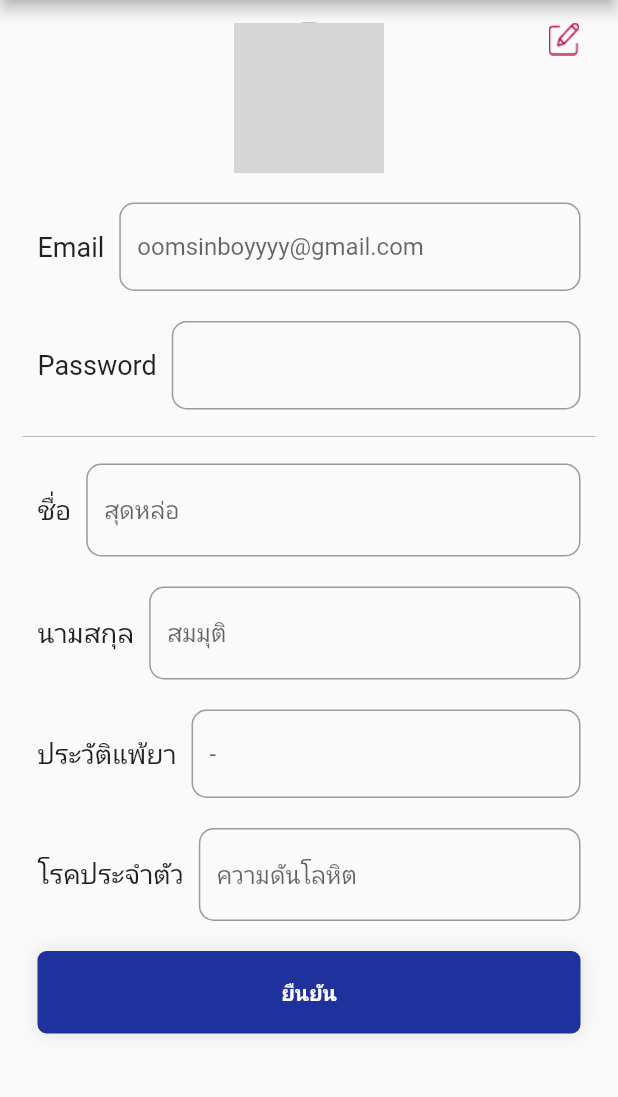
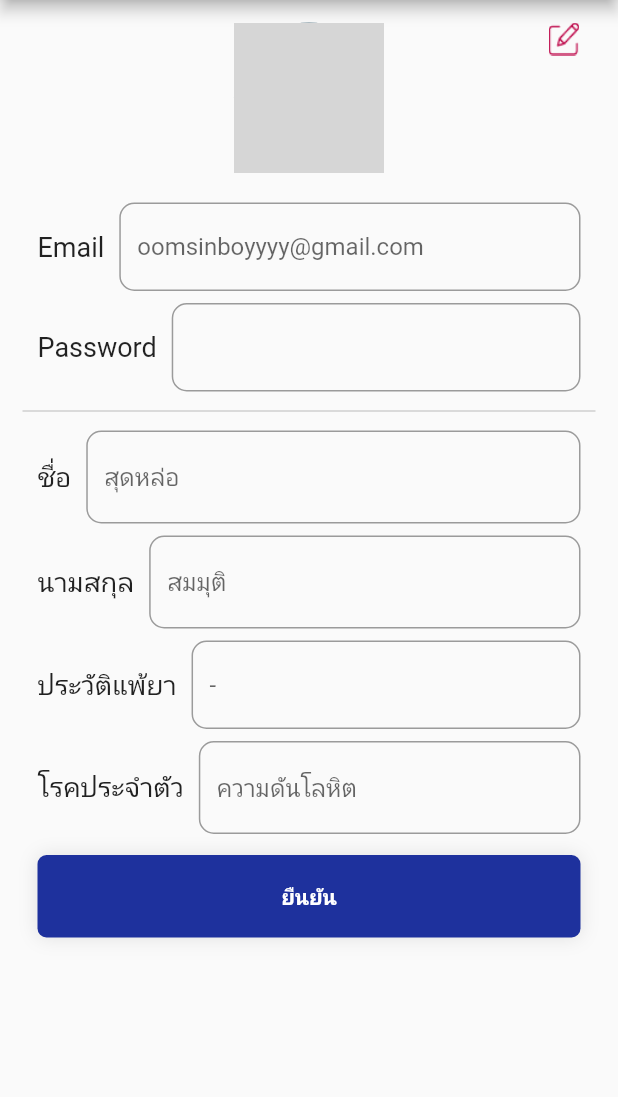
Before and after one commit to stamptitaree/ProjectFinal, a Flutter app: the PersonalMenu screen opened directly, on a phone screen of 412 x 824 dp, the part 84-1181 px from its top. Run offline on Flutter 3.47's test engine with Material 2 defaults, Android fonts, the phone set to English and light mode, and no system bars; our stand-ins replace get, hexcolor; network calls fail; grey boxes are pictures that could not be loaded.

Commit message:
fix input

```diff
--- a/lib/pages/personal/personal_menu.dart
+++ b/lib/pages/personal/personal_menu.dart
@@ -53,7 +53,7 @@ class _PersonalMenuState extends State<PersonalMenu> {
               ),
               SizedBox(height: 10),
               Padding(
-                padding: EdgeInsets.all(10),
+                padding: EdgeInsets.only(left: 10,right: 10,top: 10,bottom: 8),
                 child: Row(
                   children: [
                     Text(
@@ -81,7 +81,7 @@ class _PersonalMenuState extends State<PersonalMenu> {
                 ),
               ),
               Padding(
-                padding: EdgeInsets.all(10),
+                padding: EdgeInsets.only(left: 10, right: 10, bottom: 5),
                 child: Row(
                   children: [
                     Text(
@@ -108,7 +108,7 @@ class _PersonalMenuState extends State<PersonalMenu> {
                 color: const Color.fromARGB(66, 0, 0, 0),
               ),
               Padding(
-                padding: EdgeInsets.all(10),
+                padding: EdgeInsets.only(left: 10, right: 10, top: 5,bottom: 8),
                 child: Row(
                   children: [
                     Text(
@@ -134,7 +134,7 @@ class _PersonalMenuState extends State<PersonalMenu> {
                 ),
               ),
               Padding(
-                padding: EdgeInsets.all(10),
+                padding: EdgeInsets.only(left: 10, right: 10,bottom: 8),
                 child: Row(
                   children: [
                     Text(
@@ -160,7 +160,7 @@ class _PersonalMenuState extends State<PersonalMenu> {
                 ),
               ),
               Padding(
-                padding: EdgeInsets.all(10),
+                padding: EdgeInsets.only(left: 10,right: 10,bottom: 8),
                 child: Row(
                   children: [
                     Text(
@@ -186,7 +186,7 @@ class _PersonalMenuState extends State<PersonalMenu> {
                 ),
               ),
               Padding(
-                padding: EdgeInsets.all(10),
+                padding: EdgeInsets.only(left: 10,right: 10,bottom: 14),
                 child: Row(
                   children: [
                     Text(
@@ -212,7 +212,7 @@ class _PersonalMenuState extends State<PersonalMenu> {
                 ),
               ),
               Padding(
-                padding: EdgeInsets.all(10),
+                padding: EdgeInsets.only(left: 10,right: 10),
                 child: InkWell(
                   onTap: () {},
                   child: Container(
```
